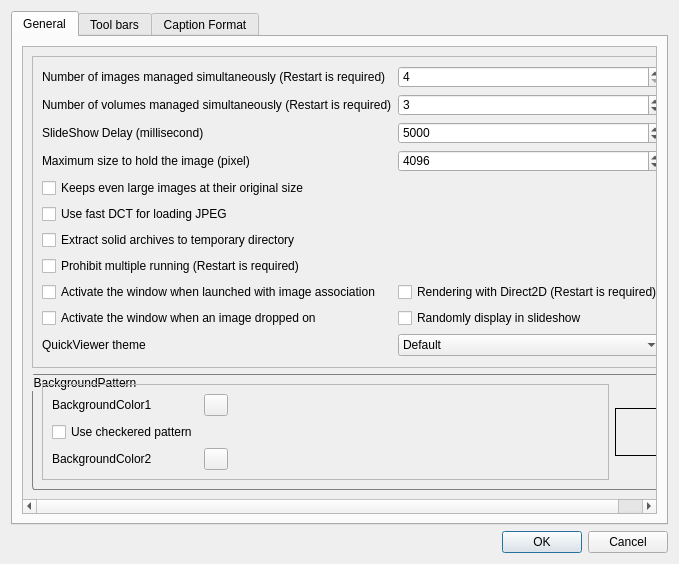
This is QuickViewer/src/optionsdialog.ui in kanryu/quickviewer as Qt 5 draws it before an edit. The edited form follows.
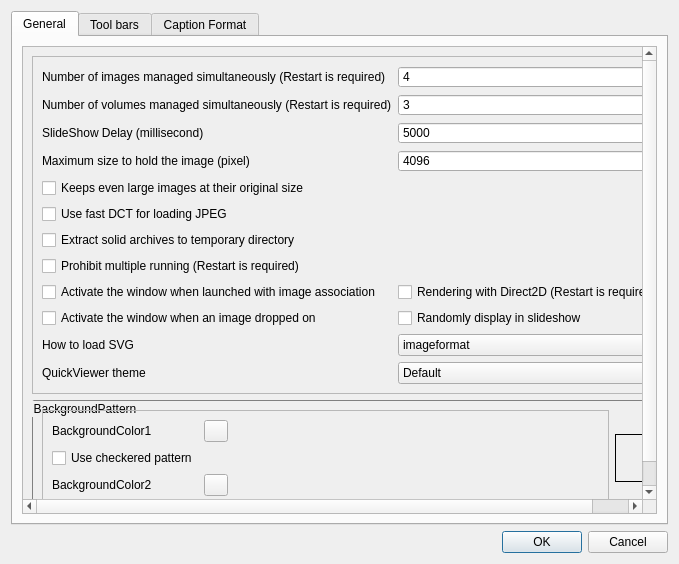
This is the edited form.

Commit message: Make SVG loading method selectable in the options dialog

Diff of the .ui file:
```diff
--- a/QuickViewer/src/optionsdialog.ui
+++ b/QuickViewer/src/optionsdialog.ui
@@ -255,13 +255,45 @@
                </widget>
               </item>
               <item row="13" column="0">
+               <widget class="QLabel" name="labelSvgLoaderSelector">
+                <property name="text">
+                 <string>How to load SVG</string>
+                </property>
+               </widget>
+              </item>
+              <item row="13" column="1">
+               <widget class="QComboBox" name="comboBoxHowToLoadSVG">
+               <property name="sizePolicy">
+                <sizepolicy hsizetype="Preferred" vsizetype="Fixed">
+                 <horstretch>0</horstretch>
+                 <verstretch>0</verstretch>
+                </sizepolicy>
+               </property>
+               <item>
+                <property name="text">
+                 <string>imageformat</string>
+                </property>
+               </item>
+               <item>
+                <property name="text">
+                 <string>qtsvg</string>
+                </property>
+               </item>
+               <item>
+                <property name="text">
+                 <string>svg-native-loader</string>
+                </property>
+               </item>
+               </widget>
+              </item>
+              <item row="14" column="0">
                <widget class="QLabel" name="labelThemeSelector">
                 <property name="text">
                  <string>QuickViewer theme</string>
                 </property>
                </widget>
               </item>
-              <item row="13" column="1">
+              <item row="14" column="1">
                <widget class="QComboBox" name="comboBoxThemeSelector">
                 <property name="sizePolicy">
                  <sizepolicy hsizetype="Preferred" vsizetype="Fixed">
```
The commit also changes 5 other files.
